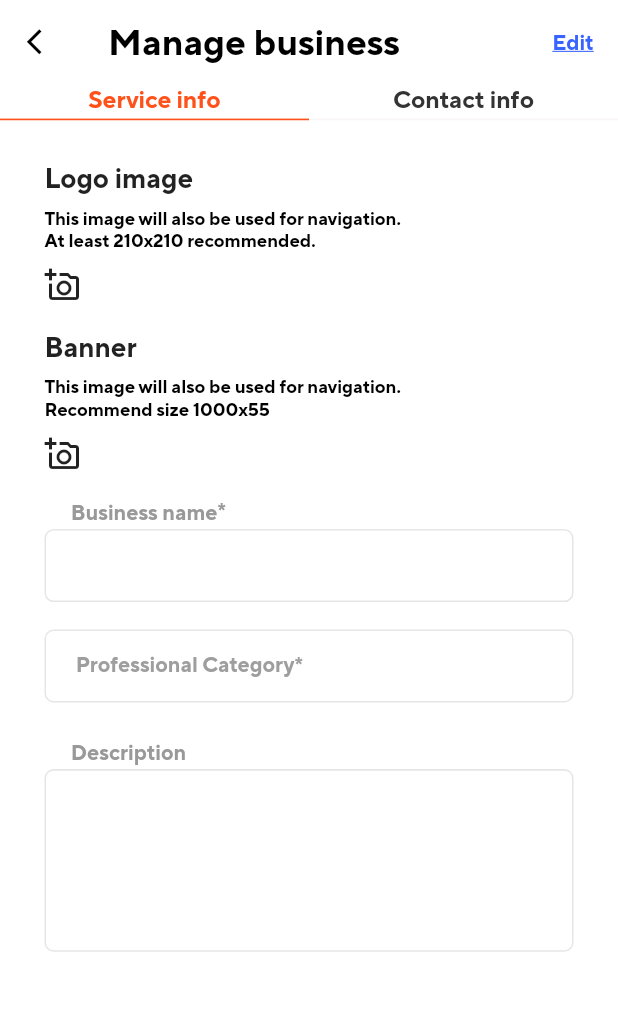
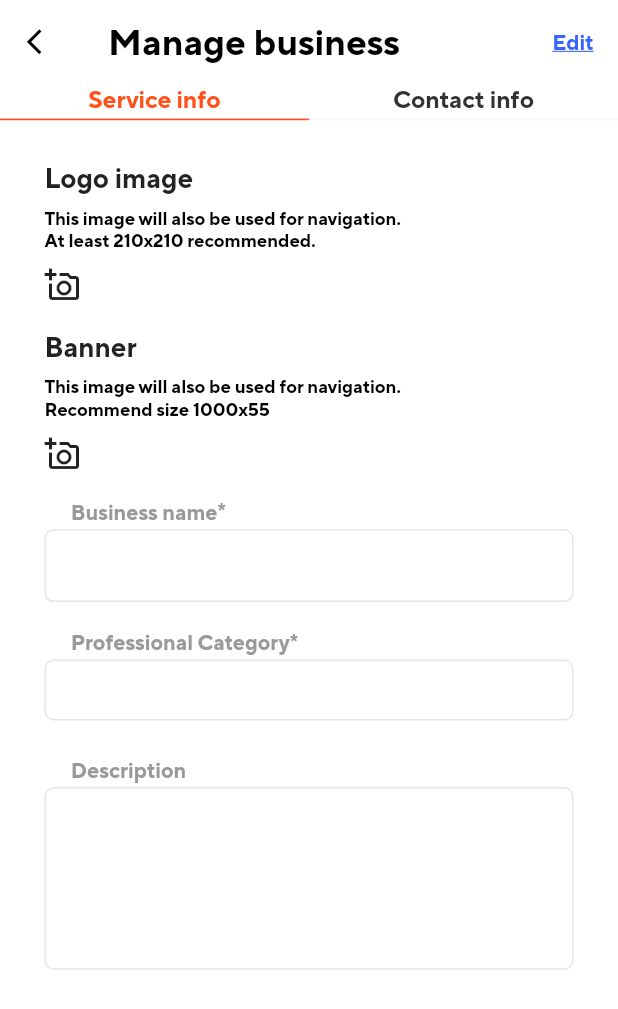
Before and after one commit to sonntuet1997/anygonow-mobile, a Flutter app: the BusinessManagementScreen screen opened directly, on a phone screen of 412 x 824 dp. Shown: the top 1009 px of the screen. Run offline on Flutter 3.47's test engine with Material 2 defaults, Android fonts, the phone set to English and light mode, and no system bars; our stand-ins replace carousel_slider, convert, dio, flutter_dotenv, flutter_keyboard_visibility and 13 more; missing offline and left inert: ecdsa, elliptic, encrypt, flutter_stripe, pointycastle, protobuf and 3 more; accounts and stored records are empty; network calls fail; key blocks and very long unbroken strings in the code were emptied for the run.

Commit message:
fix: bug ui

```diff
--- a/lib/screen/handyman/business_management/business_management_screen.dart
+++ b/lib/screen/handyman/business_management/business_management_screen.dart
@@ -111,9 +111,7 @@ class _BusinessManagementScreenState extends State<BusinessManagementScreen> {
                             ),
                           ),
                           child: Container(
-                            padding: EdgeInsets.only(
-                                bottom: getHeight(4)
-                            ),
+                            padding: EdgeInsets.only(bottom: getHeight(4)),
                             child: Text(
                               "Service info",
                               style: TextStyle(
@@ -147,9 +145,7 @@ class _BusinessManagementScreenState extends State<BusinessManagementScreen> {
                             ),
                           ),
                           child: Container(
-                            padding: EdgeInsets.only(
-                                bottom: getHeight(4)
-                            ),
+                            padding: EdgeInsets.only(bottom: getHeight(4)),
                             child: Text(
                               "Contact info",
                               style: TextStyle(color: !accountController.isBusinessScreen.value ? Color(0xFFFF511A) : Color(0xFF333333), fontSize: getHeight(16), fontWeight: FontWeight.w500),
@@ -327,8 +323,8 @@ class _BusinessManagementScreenState extends State<BusinessManagementScreen> {
                                           width: getWidth(194),
                                           decoration: BoxDecoration(
                                             shape: BoxShape.rectangle,
-                                            border: Border.all(color: accountController.logoImage.value != "" ? Colors.blueGrey : Colors.transparent),
                                           ),
+                                          alignment: Alignment.centerLeft,
                                           child: bannerFile.path != ""
                                               ? Image.file(
                                                   bannerFile,
@@ -367,7 +363,11 @@ class _BusinessManagementScreenState extends State<BusinessManagementScreen> {
                                   )
                                 : inputRegular(
                                     context,
-                                    hintText: "Professional Category*",
+                                    label: "Professional Category",
+                                    required: true,
+                                    hintText: "",
+                                    maxLines: 4,
+                                    height: accountController.tags.length / 3 * 40 + 40,
                                     textEditingController: accountController.category,
                                     enabled: accountController.isEditting.value,
                                   ),
@@ -412,9 +412,12 @@ class _BusinessManagementScreenState extends State<BusinessManagementScreen> {
                               required: true,
                             ),
                             Obx(() => accountController.isEditting.value
-                                ? getDropDown(
-                                    USStates.getAllNames(),
-                                    (String value) => {accountController.state.text = value},
+                                ? Container(
+                                    child: getDropDown(
+                                      USStates.getAllNames(),
+                                      (String value) => {accountController.state.text = value},
+                                    ),
+                                    margin: EdgeInsets.only(top: getHeight(22)),
                                   )
                                 : Container()),
                           ]),
@@ -423,7 +426,7 @@ class _BusinessManagementScreenState extends State<BusinessManagementScreen> {
                           ),
                           inputRegular(
                             context,
-                            label: "City*",
+                            label: "City",
                             hintText: "",
                             required: true,
                             textEditingController: accountController.city,
```
